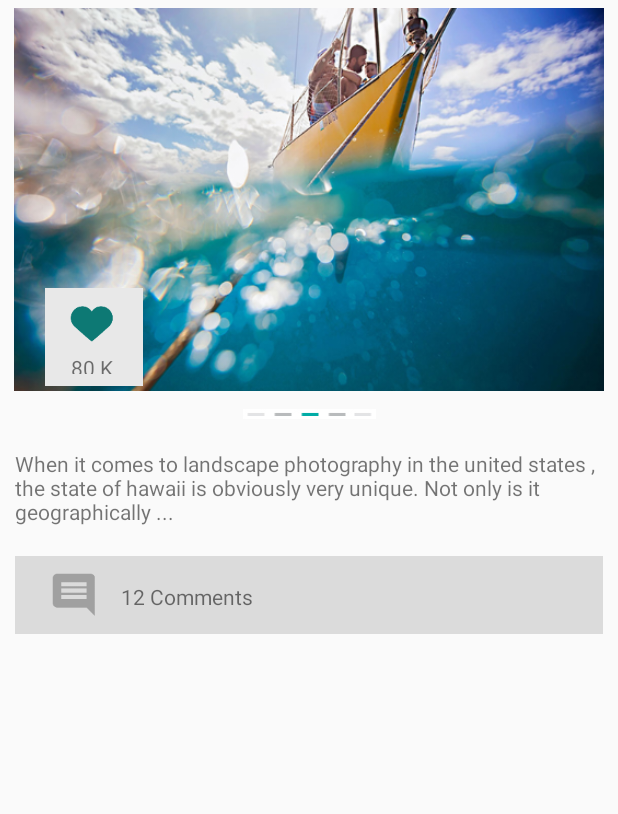
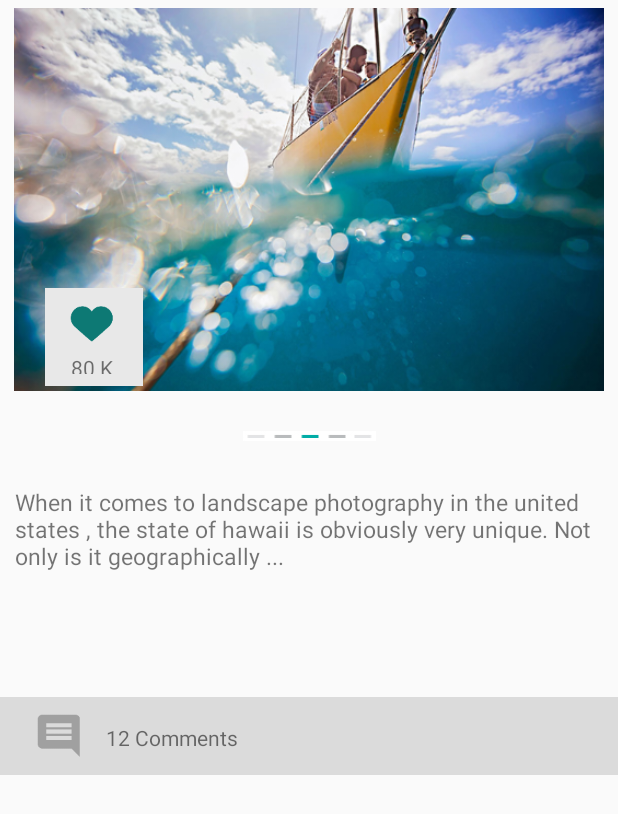
Before and after one commit to kamisaberi/narij-social-network-frontend-android, an Android app: the layout recycler_timeline_photo_gallery_item.xml on its own in the app's theme, with its tools: preview values and no code run, on a phone screen of 412 x 824 dp. Shown: the top 814 px of the screen. Run offline under Robolectric (Android 15) with nearby library versions, the phone set to English and light mode, and no system bars; Roboto replaces fonts that are not available here.

Commit message:
initial commit

```diff
--- a/app/src/main/res/layout/recycler_timeline_photo_gallery_item.xml
+++ b/app/src/main/res/layout/recycler_timeline_photo_gallery_item.xml
@@ -51,7 +51,7 @@
             android:layout_width="match_parent"
             android:layout_height="wrap_content"
             android:layout_below="@+id/ln1"
-            android:layout_marginTop="15dp"
+            android:layout_marginTop="30dp"
             android:src="@drawable/slides" />
     </RelativeLayout>
 
@@ -59,17 +59,16 @@
         android:id="@+id/txtTitle"
         android:layout_width="match_parent"
         android:layout_height="wrap_content"
-        android:layout_marginTop="20dp"
+        android:layout_marginTop="30dp"
         android:paddingLeft="10dp"
         android:paddingRight="10dp"
+        android:textSize="15sp"
         android:text="When it comes to landscape photography in the united states , the state of hawaii is obviously very unique. Not only is it geographically ..." />
 
     <LinearLayout
         android:layout_width="match_parent"
         android:layout_height="wrap_content"
-        android:layout_marginLeft="10dp"
-        android:layout_marginRight="10dp"
-        android:layout_marginTop="20dp"
+        android:layout_marginTop="83dp"
         android:background="#dbdbdb"
         android:orientation="horizontal">
 
```
